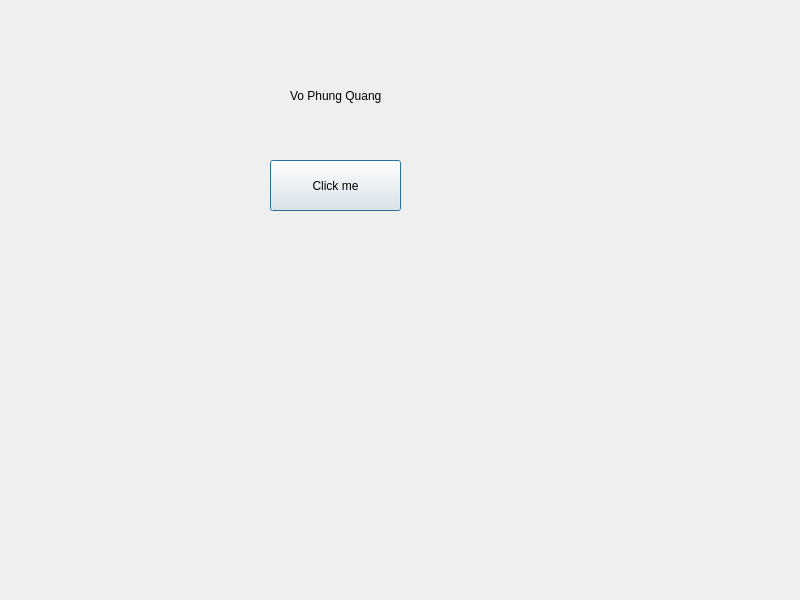
Qt form Qt/dialog.ui (vophungquang/Qt) before a commit.
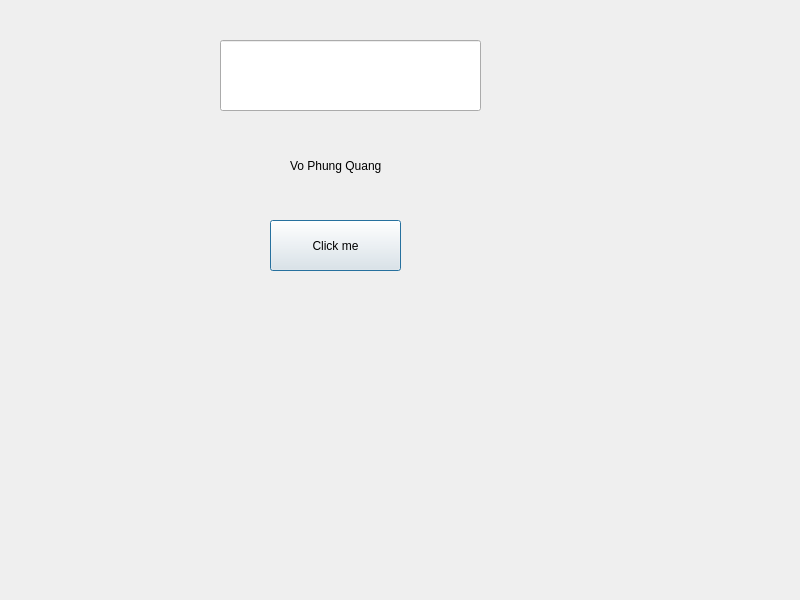
The same form after that commit.

Commit message: use lineEdit

Diff of the .ui file:
```diff
--- a/Qt/dialog.ui
+++ b/Qt/dialog.ui
@@ -17,7 +17,7 @@
    <property name="geometry">
     <rect>
      <x>290</x>
-     <y>70</y>
+     <y>140</y>
      <width>241</width>
      <height>51</height>
     </rect>
@@ -30,7 +30,7 @@
    <property name="geometry">
     <rect>
      <x>270</x>
-     <y>160</y>
+     <y>220</y>
      <width>131</width>
      <height>51</height>
     </rect>
@@ -39,6 +39,16 @@
     <string>Click me</string>
    </property>
   </widget>
+  <widget class="QLineEdit" name="lineEdit">
+   <property name="geometry">
+    <rect>
+     <x>220</x>
+     <y>40</y>
+     <width>261</width>
+     <height>71</height>
+    </rect>
+   </property>
+  </widget>
  </widget>
  <resources/>
  <connections/>
```
The commit also changes 2 other files.
